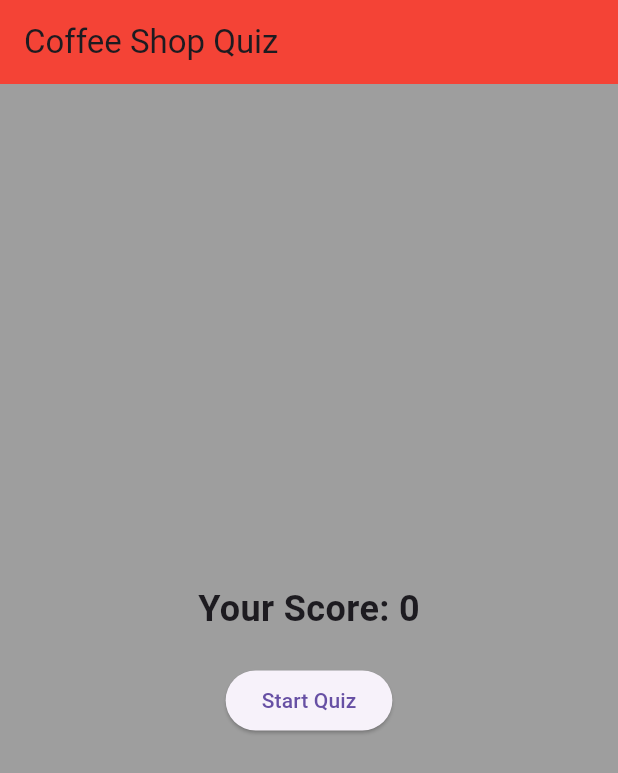
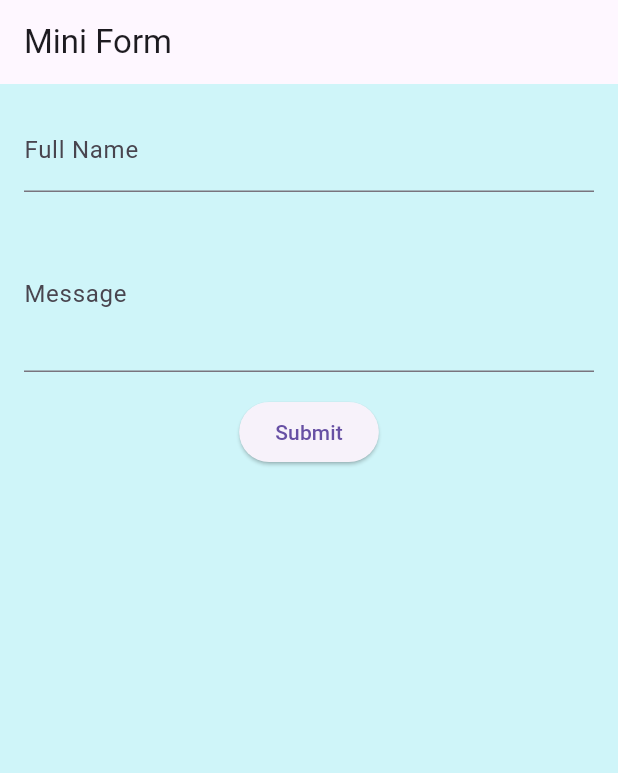
Before and after one commit to Jcsarmiento2003/agor, a Flutter app: the screen it shows after launch, on a phone screen of 412 x 824 dp. Shown: the top 773 px of the screen. Run offline on Flutter 3.47's test engine with Material 3 defaults, Android fonts, the phone set to English and light mode, and no system bars.

Commit message:
add mini form with preview

```diff
--- a/lib/main.dart
+++ b/lib/main.dart
@@ -1,177 +1,92 @@
 import 'package:flutter/material.dart';
 
-void main() {
-  runApp(MyApp());
+void main() => runApp(const MyApp());
+
+class MyApp extends StatelessWidget {
+  const MyApp({super.key});
+
+  @override
+  Widget build(BuildContext context) => MaterialApp(
+        title: 'Mini Form',
+       theme: ThemeData(primarySwatch: Colors.blue),
+      home: const MiniForm(),
+      );
 }
 
-// Root widget - entry point for the app
-class MyApp extends StatelessWidget {
+class MiniForm extends StatefulWidget {
+const MiniForm({super.key});
 @override
-  Widget build(BuildContext context) {
-    return MaterialApp(
-      title: 'Simple Quiz',
-      theme: ThemeData(primarySwatch: Colors.red, scaffoldBackgroundColor: Colors.grey),
-      home: MyHomePage(), // The homepage where the quiz runs
-    );
-  }
+State<MiniForm> createState() => _MiniFormState();
 }
 
-// Stateful widget for quiz logic
-class MyHomePage extends StatefulWidget {
+class _MiniFormState extends State<MiniForm> {
+  final nameController = TextEditingController();
+  final messageController = TextEditingController();
+  final formKey = GlobalKey<FormState>();
+  String? submittedName, submittedMessage;
+
   @override
-  _MyHomePageState createState() => _MyHomePageState();
+  void dispose() {
+    nameController.dispose();
+    messageController.dispose();
+    super.dispose();
   }
 
-class _MyHomePageState extends State<MyHomePage> {
-  bool quizStarted = false; // Determines if the quiz has started
-  int currentQuestionIndex = 0; // Tracks the current question index
-  int score = 0; // The player's score
-  bool answered = false; // Flag to check if the question has been answered
-
-  // List of questions, answers, and correct answer index
-  final List<Map<String, dynamic>> questions = [
-    {
-      'question': 'Which feature would help a coffee shop the most?:',
-      'answers': [
-        'Online table reservation system',
-        'Digital queue number system',
-        'Inventory alerts for coffee beans and supplies', // Correct answer (Index 2)
-        'Customer feedback form'
-      ],
-      'correct': 2, // Index of the correct answer
-    },
-    {
-      'question': 'Which feature would help a coffee shop improve customer experience?:',
-      'answers': [
-        'Mobile app for ordering ahead',
-        'In-store Wi-Fi setup',
-        'Loyalty program for repeat customers', // Correct answer (Index 2)
-        'Daily specials board'
-      ],
-      'correct': 2, // Index of the correct answer
-    },
-    {
-      'question': 'Which feature would help a coffee shop streamline operations?:',
-      'answers': [
-        'Point-of-sale system with payment integration', // Correct answer (Index 0)
-        'Social media marketing tools',
-        'Employee scheduling app',
-        'Customer seating layout planner'
-      ],
-      'correct': 0, // Index of the correct answer
-    },
-  ];
-
-  // Start or restart the quiz
-  void startQuiz() {
+  void submitForm() {
+    if (formKey.currentState!.validate()) {
       setState(() {
-      quizStarted = true;
-      currentQuestionIndex = 0;
-      score = 0;
-      answered = false;
-    });
-  }
-
-  // Handle the answer selection
-  void answerQuestion(int index) {
-    if (!answered) {
-      setState(() {
-        answered = true; // Lock the answers after one is selected
-        // Check if the selected answer is correct
-        if (index == questions[currentQuestionIndex]['correct']) {
-          score++; // Increase the score for a correct answer
-        }
+        submittedName = nameController.text;
+        submittedMessage = messageController.text;
       });
     }
   }
 
-  // Move to the next question or end the quiz
-  void nextQuestion() {
-    setState(() {
-      if (currentQuestionIndex < questions.length - 1) {
-        currentQuestionIndex++; // Move to the next question
-        answered = false; // Allow answering of the next question
-      } else {
-        quizStarted = false; // End the quiz if no more questions
-      }
-    });
-  }
-
   @override
-  Widget build(BuildContext context) {
-    return Scaffold(
-      appBar: AppBar(backgroundColor: Colors.red, title: Text('Coffee Shop Quiz')),
-      body: Center(
-        child: quizStarted
-            ? buildQuizView() // Display the quiz if started
-            : buildStartOrEndView(), // Display start/end screen
+Widget build(BuildContext context) => Scaffold(
+  backgroundColor: const Color.fromARGB(255, 207, 245, 249),
+   appBar: AppBar(title: const Text('Mini Form')),
+    body: Padding(
+       padding: const EdgeInsets.all(16.0),
+          child: Column(
+            children: [
+              Form(
+                key: formKey,
+                child: Column(
+                  children: [
+                    TextFormField(
+                      controller: nameController,
+                      decoration: const InputDecoration(labelText: 'Full Name'),
+                      validator: (value) => value == null || value.isEmpty ? 'Required' : null,
                     ),
-    );
-  }
-
-  // Start/End view: Shows the Start button and score at the end
-  Widget buildStartOrEndView() {
-    return Column(
-      mainAxisAlignment: MainAxisAlignment.center,
-      children: [
-        if (!quizStarted)
-          Text(
-            'Your Score: $score',
-            style: TextStyle(fontSize: 24, fontWeight: FontWeight.bold),
-          ),
-        SizedBox(height: 20),
-        ElevatedButton(
-          onPressed: startQuiz, // Start or restart the quiz
-          child: Text(quizStarted ? 'Restart Quiz' : 'Start Quiz'),
+                    const SizedBox(height: 16),
+                    TextFormField(
+                      controller: messageController,
+                      decoration: const InputDecoration(labelText: 'Message'),
+                      maxLines: 3,
+                      validator: (value) => value == null || value.isEmpty ? 'Required' : null,
                     ),
                   ],
-    );
-  }
-
-  // Quiz view: Shows the current question and answers
-  Widget buildQuizView() {
-    final question = questions[currentQuestionIndex];
-    return Padding(
-      padding: EdgeInsets.all(16),
+                ),
+              ),
+              const SizedBox(height: 16),
+              ElevatedButton(onPressed: submitForm, child: const Text('Submit')),
+              const SizedBox(height: 16),
+              if (submittedName != null && submittedMessage != null)
+                Card(
+                  child: Padding(
+                    padding: const EdgeInsets.all(16.0),
                     child: Column(
-        mainAxisAlignment: MainAxisAlignment.center,
+                      crossAxisAlignment: CrossAxisAlignment.start,
                       children: [
-          Text(
-            question['question'],
-            style: TextStyle(fontSize: 24, fontWeight: FontWeight.bold),
+                        Text('Name: $submittedName', style: const TextStyle(fontWeight: FontWeight.bold)),
+                        const SizedBox(height: 8),
+                        Text('Message: $submittedMessage'),
+                      ],
                     ),
-          SizedBox(height: 20),
-          // Dynamically create answer buttons
-          ...List.generate(4, (index) {
-            Color? buttonColor;
-            if (answered) {
-              buttonColor = index == question['correct']
-                  ? Colors.green // Correct answer -> green
-                  : Colors.red; // Incorrect answer -> red
-            }
-            return Padding(
-              padding: EdgeInsets.symmetric(vertical: 6),
-              child: ElevatedButton(
-                onPressed: answered ? null : () => answerQuestion(index), // Disable after answering
-                style: ElevatedButton.styleFrom(
-                  backgroundColor: buttonColor, // Flash color based on answer correctness
-                  minimumSize: Size(double.infinity, 50),
-                ),
-                child: Text(question['answers'][index]), // Display answer text
-              ),
-            );
-          }),
-          SizedBox(height: 20),
-          // Display the Next button after answering
-          if (answered)
-            ElevatedButton(
-              onPressed: nextQuestion, // Move to next question or end quiz
-              child: Text(
-                currentQuestionIndex < questions.length - 1 ? 'Next' : 'End Quiz',
                   ),
                 ),
             ],
           ),
+        ),
       );
     }
-}
```
Lines whose indentation alone changed are shown as unchanged.
